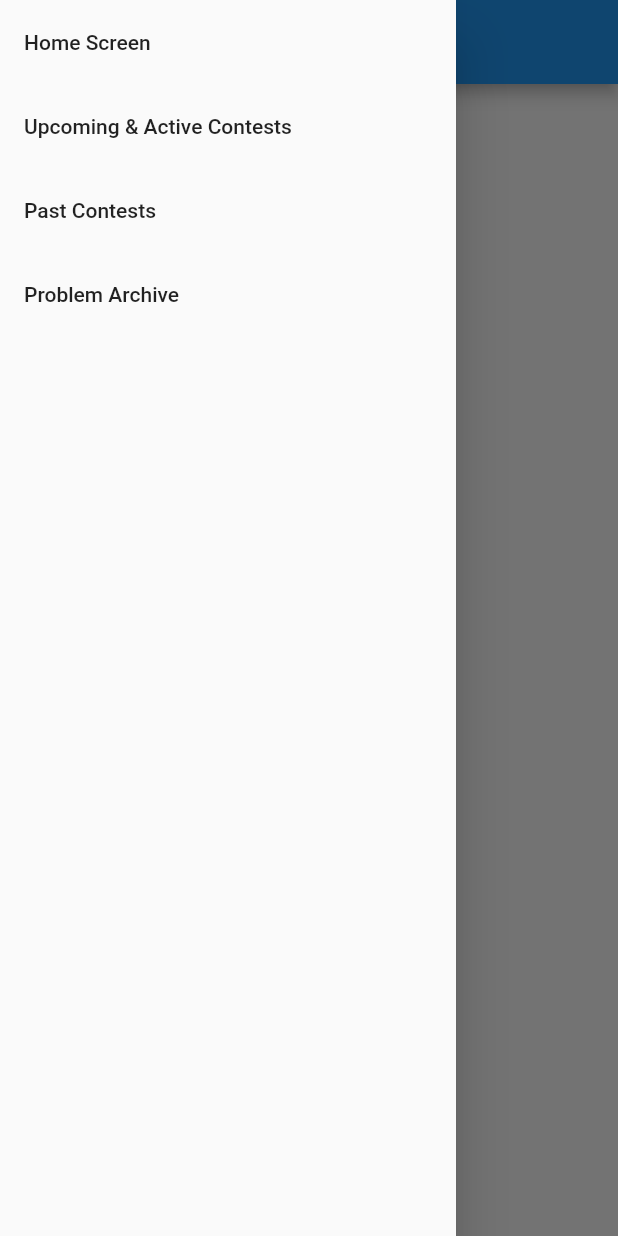
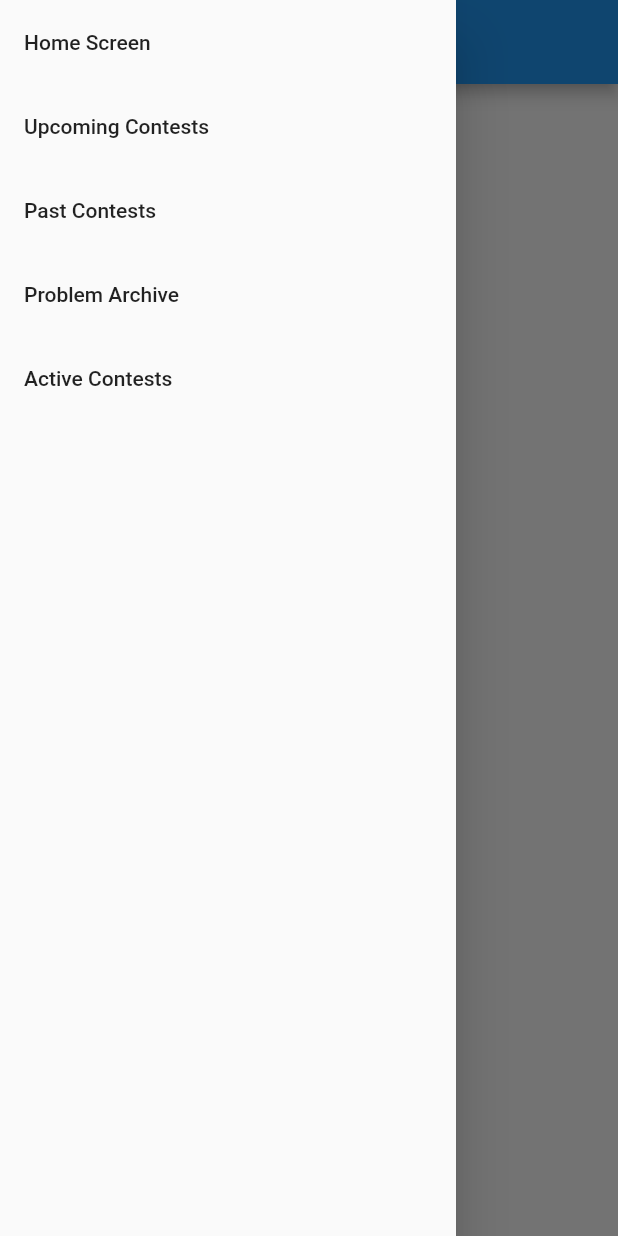
Before and after one commit to RobBobBot/Q.E.D., a Flutter app: the screen it shows after launch, with the side drawer open, on a phone screen of 412 x 824 dp. Run offline on Flutter 3.47's test engine with Material 2 defaults, Android fonts, the light colour scheme and no system bars; our stand-ins replace firebase_core, flutter_redux; accounts and stored records are empty.

Commit message:
add early implementation of presentation widget

```diff
--- /dev/null
+++ b/lib/custom_widgets/mydrawer.dart
@@ -0,0 +1,37 @@
+import 'package:flutter/material.dart';
+
+class MyDrawer extends StatelessWidget {
+  MyDrawer({super.key});
+
+  final List<String> drawerScreens = [
+    'home',
+    'upcoming',
+    'past',
+    'probarchive',
+    'active'
+  ];
+  final nameToString = {
+    'home': 'Home Screen',
+    'upcoming': 'Upcoming Contests',
+    'past': 'Past Contests',
+    'probarchive': 'Problem Archive',
+    'active': 'Active Contests',
+  };
+
+  @override
+  Widget build(BuildContext context) {
+    return Drawer(
+      child: ListView.builder(
+        itemCount: drawerScreens.length,
+        itemBuilder: ((context, index) {
+          return ListTile(
+            title: Text(nameToString[drawerScreens[index]]!),
+            onTap: () {
+              Navigator.popAndPushNamed(context, '/${drawerScreens[index]}');
+            },
+          );
+        }),
+      ),
+    );
+  }
+}
--- /dev/null
+++ b/lib/custom_widgets/presentation_widget.dart
@@ -0,0 +1,25 @@
+import 'package:flutter/material.dart';
+
+class PresentationWidget extends StatelessWidget {
+  PresentationWidget({required this.type, super.key});
+
+  String type;
+  var typeToTitle = {
+    'active': 'Active Contest',
+    'upcoming': 'Upcoming Contests',
+    'past': 'Past Contests',
+    'problems': 'Training Problems'
+  };
+
+  //late var data;
+
+  @override
+  Widget build(BuildContext context) {
+    return Column(
+      children: [
+        Text(typeToTitle[type] ?? 'error'),
+        //...data
+      ],
+    );
+  }
+}
--- a/lib/main.dart
+++ b/lib/main.dart
@@ -1,5 +1,6 @@
 import 'package:firebase_core/firebase_core.dart';
 import 'package:flutter/material.dart';
+import 'package:qed/screens/active_contest_screen.dart';
 import 'package:qed/screens/homescreen.dart';
 import 'package:qed/screens/pastscreen.dart';
 import 'package:qed/screens/probarchivescreen.dart';
@@ -24,6 +25,7 @@ class App extends StatelessWidget {
         '/upcoming': (context) => UpcomingScreen(),
         '/past': (context) => PastScreen(),
         '/probarchive': (context) => ProbArchiveScreen(),
+        '/active': (context) => ActiveContestScreen(thereIsActiveContest: true),
       },
     );
   }
--- /dev/null
+++ b/lib/screens/active_contest_screen.dart
@@ -0,0 +1,20 @@
+import 'package:flutter/material.dart';
+import 'package:qed/custom_widgets/mydrawer.dart';
+import 'package:qed/custom_widgets/presentation_widget.dart';
+
+class ActiveContestScreen extends StatelessWidget {
+  bool thereIsActiveContest;
+
+  ActiveContestScreen({required this.thereIsActiveContest, super.key});
+
+  @override
+  Widget build(BuildContext context) {
+    return Scaffold(
+      appBar: AppBar(),
+      body: thereIsActiveContest
+          ? PresentationWidget(type: 'active')
+          : Text('there are no active contests :('),
+      drawer: MyDrawer(),
+    );
+  }
+}
--- a/lib/screens/homescreen.dart
+++ b/lib/screens/homescreen.dart
@@ -1,4 +1,7 @@
 import 'package:flutter/material.dart';
+import 'package:qed/custom_widgets/presentation_widget.dart';
+
+import '../custom_widgets/mydrawer.dart';
 
 class HomeScreen extends StatefulWidget {
   const HomeScreen({super.key});
@@ -8,6 +11,16 @@ class HomeScreen extends StatefulWidget {
 }
 
 class _HomeScreenState extends State<HomeScreen> {
+  bool thereIsActiveContest = true;
+  List<Widget> widgets = [];
+
+  @override
+  void initState() {
+    super.initState();
+    if (thereIsActiveContest) widgets.add(PresentationWidget(type: 'active'));
+    widgets.add(PresentationWidget(type: 'upcoming'));
+  }
+
   @override
   Widget build(BuildContext context) {
     return Scaffold(
@@ -15,50 +28,17 @@ class _HomeScreenState extends State<HomeScreen> {
         title: const Text("QED"),
       ),
       body: SafeArea(
-        child: ListView(
-          children: [
-            TextButton(
-              onPressed: () {},
-              child: Container(),
-            )
-          ],
+        child: ListView.builder(
+          itemCount: widgets.length,
+          itemBuilder: (context, index) {
+            return InkWell(
+              onTap: () {},
+              child: widgets[index],
+            );
+          },
         ),
       ),
       drawer: MyDrawer(),
     );
   }
 }
-
-class MyDrawer extends StatelessWidget {
-  MyDrawer({super.key});
-
-  final List<String> drawerScreens = [
-    'home',
-    'upcoming',
-    'past',
-    'probarchive'
-  ];
-  final nameToString = {
-    'home': 'Home Screen',
-    'upcoming': 'Upcoming & Active Contests',
-    'past': 'Past Contests',
-    'probarchive': 'Problem Archive',
-  };
-
-  @override
-  Widget build(BuildContext context) {
-    return Drawer(
-      child: ListView.builder(
-        itemCount: drawerScreens.length,
-        itemBuilder: ((context, index) {
-          return ListTile(
-            title: Text(nameToString[drawerScreens[index]]!),
-            onTap: () {
-              Navigator.popAndPushNamed(context, '/${drawerScreens[index]}');
-            },
-          );
-        }),
-      ),
-    );
-  }
-}
--- a/lib/screens/pastscreen.dart
+++ b/lib/screens/pastscreen.dart
@@ -1,5 +1,7 @@
 import 'package:flutter/material.dart';
 import 'package:qed/screens/homescreen.dart';
+
+import '../custom_widgets/mydrawer.dart';
 
 class PastScreen extends StatefulWidget {
   const PastScreen({super.key});
--- a/lib/screens/probarchivescreen.dart
+++ b/lib/screens/probarchivescreen.dart
@@ -1,5 +1,6 @@
 import 'package:flutter/material.dart';
 import 'package:qed/screens/homescreen.dart';
+import '../custom_widgets/mydrawer.dart';
 
 class ProbArchiveScreen extends StatefulWidget {
   const ProbArchiveScreen({super.key});
--- a/lib/screens/upcomingscreen.dart
+++ b/lib/screens/upcomingscreen.dart
@@ -1,5 +1,8 @@
 import 'package:flutter/material.dart';
+import 'package:qed/custom_widgets/presentation_widget.dart';
 import 'package:qed/screens/homescreen.dart';
+
+import '../custom_widgets/mydrawer.dart';
 
 class UpcomingScreen extends StatefulWidget {
   const UpcomingScreen({super.key});
@@ -12,7 +15,7 @@ class _UpcomingScreenState extends State<UpcomingScreen> {
   @override
   Widget build(BuildContext context) {
     return Scaffold(
-      body: Text('Upcoming Contests Screen'),
+      body: SingleChildScrollView(child: PresentationWidget(type: 'upcoming')),
       appBar: AppBar(),
       drawer: MyDrawer(),
     );
```
